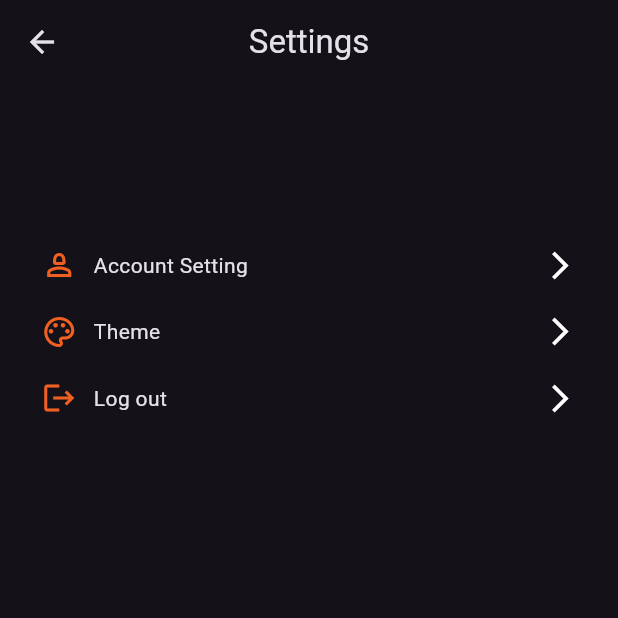
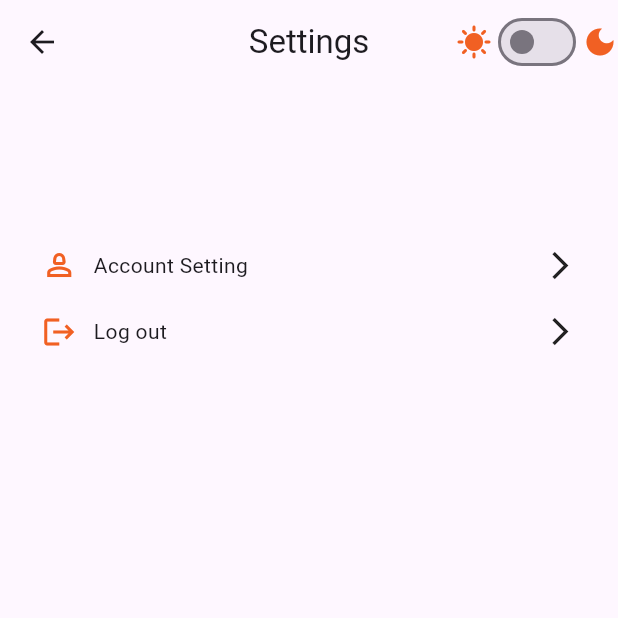
Before and after one commit to mahersamy/stylish-e-commerce, a Flutter app: the SettingScreen screen opened by its route, on a phone screen of 412 x 824 dp, the top half of it. Run offline on Flutter 3.47's test engine with Material 3 defaults, Android fonts, the phone set to English and light mode, and no system bars; our stand-ins replace bloc, cached_network_image, cloud_firestore, conditional_builder_null_safety, dartz, dio and 11 more; missing offline and left inert: flutter_facebook_auth; accounts and stored records are empty.

Commit message:
finish theme

```diff
--- a/lib/features/settings/logic/cubit/setting_cubit.dart
+++ b/lib/features/settings/logic/cubit/setting_cubit.dart
@@ -1,6 +1,7 @@
 import 'package:bloc/bloc.dart';
 import 'package:firebase_auth/firebase_auth.dart';
 import 'package:flutter/cupertino.dart';
+import 'package:flutter/material.dart';
 import 'package:meta/meta.dart';
 import 'package:stylish/features/settings/data/repository/setting_repo.dart';
 
@@ -13,6 +14,8 @@ class SettingCubit extends Cubit<SettingState> {
 
   late UserModel userModel;
   final SettingRepo settingRepo;
+   ThemeMode themeMode = ThemeMode.system;
+  bool isBlack=false;
 
   TextEditingController nameController = TextEditingController();
   TextEditingController emailController = TextEditingController();
@@ -55,10 +58,17 @@ class SettingCubit extends Cubit<SettingState> {
     emit(SettingLoading());
     await FirebaseAuth.instance.signOut();
     emit(LogOut());
+  }
 
 
-
-
+  void changeThemeMode(bool isBlack) {
+    if(isBlack){
+      this.isBlack=true;
+       themeMode=ThemeMode.dark;
+    }else{
+      this.isBlack=false;
+      themeMode=ThemeMode.light;
+    }
+    emit(ChangeTheme());
   }
-
 }
--- a/lib/features/settings/logic/cubit/setting_state.dart
+++ b/lib/features/settings/logic/cubit/setting_state.dart
@@ -15,3 +15,5 @@ final class ChangeProfileError extends SettingState {}
 
 
 final class LogOut extends SettingState {}
+
+final class ChangeTheme extends SettingState {}
--- a/lib/features/settings/presention/screens/setting_screen.dart
+++ b/lib/features/settings/presention/screens/setting_screen.dart
@@ -5,10 +5,12 @@ import 'package:flutter_bloc/flutter_bloc.dart';
 import 'package:flutter_screenutil/flutter_screenutil.dart';
 import 'package:stylish/core/helpers/extentions.dart';
 import 'package:stylish/core/shared_widgets/custom_circular.dart';
+import 'package:stylish/core/utils/app_colors.dart';
 
 import '../../../../core/routes/app_route.dart';
 import '../../logic/cubit/setting_cubit.dart';
 import '../widgets/setting_item.dart';
+import '../widgets/theme_button.dart';
 
 class SettingScreen extends StatefulWidget {
   const SettingScreen({super.key});
@@ -29,7 +31,6 @@ class _SettingScreenState extends State<SettingScreen> {
     return BlocConsumer<SettingCubit, SettingState>(
       listener: (context, state) {
         if (state is LogOut) {
-          print(state);
           context.pushReplacementNamed(Routes.signInScreen);
         }
       },
@@ -38,9 +39,10 @@ class _SettingScreenState extends State<SettingScreen> {
           appBar: AppBar(
             title: const Text("Settings"),
             centerTitle: true,
+            actions: const [ThemeButton()],
           ),
           body: ConditionalBuilder(
-            condition: state is GetProfileSuccess,
+            condition: state is GetProfileSuccess || state is ChangeTheme,
             fallback: (context) => const Center(child: CustomCircular()),
             builder: (context) => Padding(
               padding: const EdgeInsets.all(25.0).w,
@@ -68,19 +70,14 @@ class _SettingScreenState extends State<SettingScreen> {
                     height: 20.h,
                   ),
                   SettingItem(
-                    icon: Icons.color_lens_outlined,
-                    title: "Theme",
-                    onTap: () {},
-                  ),
-                  SizedBox(
-                    height: 20.h,
-                  ),
-                  SettingItem(
                     icon: Icons.logout,
                     title: "Log out",
                     onTap: () {
                       BlocProvider.of<SettingCubit>(context).logout();
                     },
+                  ),
+                  SizedBox(
+                    height: 20.h,
                   ),
                 ],
               ),
--- /dev/null
+++ b/lib/features/settings/presention/widgets/theme_button.dart
@@ -0,0 +1,48 @@
+import 'package:flutter/material.dart';
+import 'package:flutter_bloc/flutter_bloc.dart';
+import 'package:stylish/features/settings/logic/cubit/setting_cubit.dart';
+
+import '../../../../core/utils/app_colors.dart';
+
+
+class ThemeButton extends StatelessWidget {
+  const ThemeButton({super.key});
+
+  @override
+  Widget build(BuildContext context) {
+    return BlocBuilder<SettingCubit, SettingState>(
+      buildWhen: (previous, current) {
+        if(previous != current) {
+          return true;
+        }else if(current is ChangeTheme) {
+          return true;
+        }
+        return true;
+      },
+      builder: (context, state) {
+        return Row(
+          children: [
+            const Icon(
+              Icons.sunny,
+              color: AppColors.mainColor,
+            ),
+            Switch.adaptive(
+              value: BlocProvider
+                  .of<SettingCubit>(context)
+                  .isBlack,
+              onChanged: (value) {
+                print("value $value");
+                BlocProvider.of<SettingCubit>(context).changeThemeMode(value);
+              },
+              activeColor: AppColors.mainColor,
+            ),
+            const Icon(
+              Icons.dark_mode,
+              color: AppColors.mainColor,
+            ),
+          ],
+        );
+      },
+    );
+  }
+}
--- a/lib/main.dart
+++ b/lib/main.dart
@@ -48,15 +48,27 @@ class MyApp extends StatelessWidget {
       designSize: const Size(375, 812),
       minTextAdapt: true,
       splitScreenMode: true,
-      builder: (_, child) => MaterialApp(
+      builder: (_, child) =>
+          BlocBuilder<SettingCubit, SettingState>(
+            buildWhen: (previous, current) {
+              if(current is ChangeTheme) {
+                return true;
+              }
+              return true;
+            },
+            builder: (context, state) {
+              return MaterialApp(
                 title: 'Stylish',
                 theme: AppTheme().lightTheme(),
                 darkTheme: AppTheme().darkTheme(),
-
-        themeMode: ThemeMode.dark,
+                themeMode: BlocProvider
+                    .of<SettingCubit>(context)
+                    .themeMode,
                 debugShowCheckedModeBanner: false,
                 onGenerateRoute: appRoute.generateRoute,
                 initialRoute: Routes.signInScreen,
+              );
+            },
           ),
     );
   }
```
Lines whose indentation alone changed are shown as unchanged.
